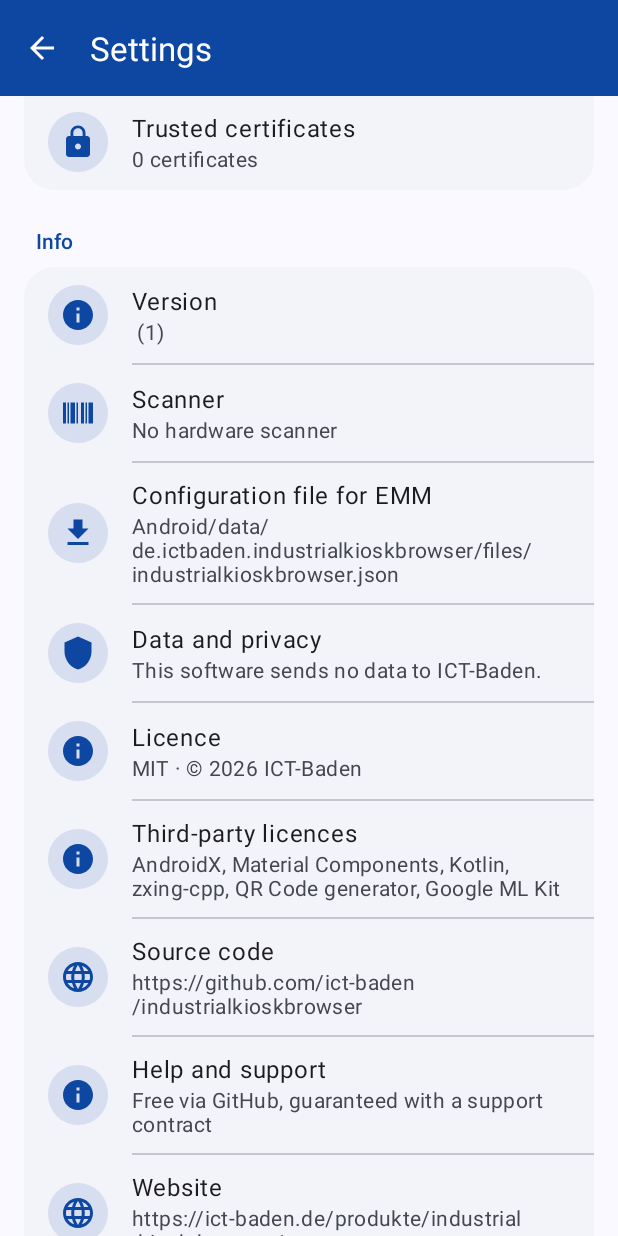
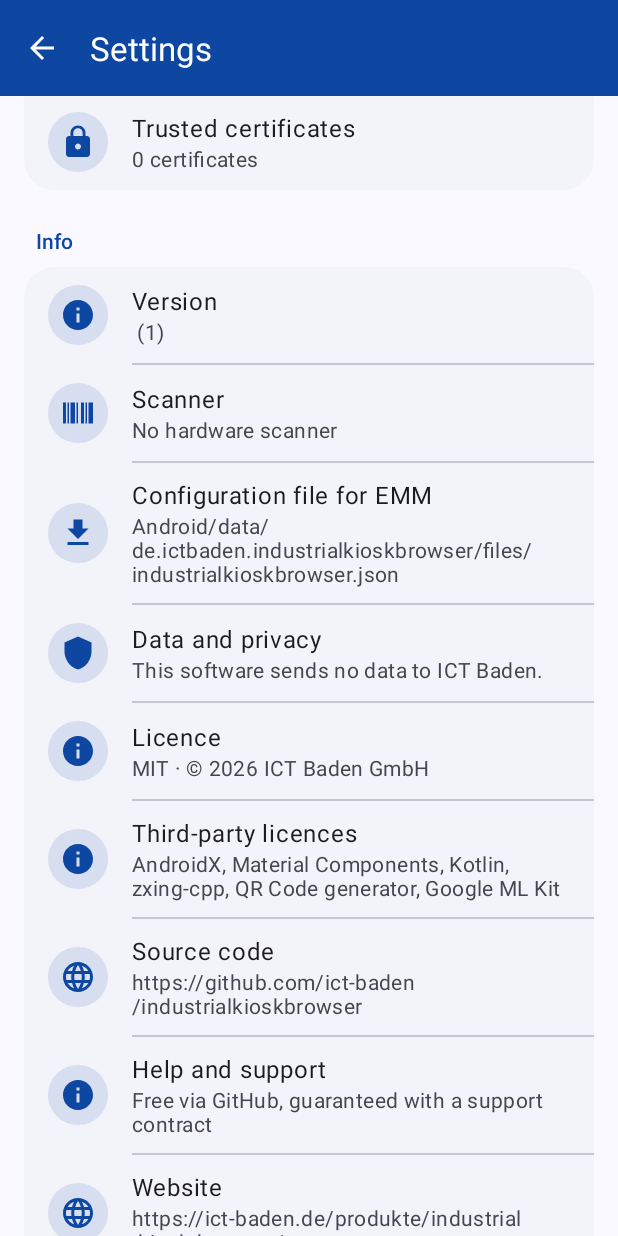
Before and after one commit to ict-baden/industrialkioskbrowser, an Android app: the AdminActivity screen opened directly, with no data from a screen before it, scrolled down 1064 dp, on a phone screen of 412 x 824 dp. Run offline under Robolectric (Android 15) with nearby library versions, the phone set to English and light mode, and no system bars; libraries missing offline, so code that uses them is left out: androidx.camera.core, androidx.camera.lifecycle, androidx.camera.view, com.google.mlkit.vision.

Commit message:
Doku: Firmierung und Meldeweg angeglichen, Hinweis auf ML Kit im README
- Firmierung: LICENSE „Copyright (c) 2026 ICT Baden GmbH“; README, SUPPORT.md, docs,
  Store-Texte (fastlane, fünf Sprachen) und Info-Bereich der App (about_privacy_summary in allen
  fünf Sprachdateien, about_licence_summary) schreiben „ICT Baden“ ohne Bindestrich. Paketname,
  Application-ID und andere technische Kennungen bleiben.
- SECURITY.md: Meldeweg security@ict-baden.de mit Verweis auf https://ict-baden.de/sicherheit/;
  Sicherheitsupdates für die vorherige Hauptversion bis zwölf Monate nach Erscheinen der
  Nachfolgerin für Kunden mit Supportvertrag, wie auf der Website.
- README, Limitations: Die Texterkennung nutzt Google ML Kit (nicht quelloffen, kann anonyme
  Nutzungsstatistik an Google senden, je Profil abschaltbar), mit Verweis auf
  docs/data-and-privacy.md.
- CLAUDE.md: Verweise auf interne, nicht öffentliche Repos entfernt.

Nur Texte, kein Code. Workflows und Dependabot-Konfiguration unverändert. Kein CHANGELOG-Eintrag:
Alle offenen Fix-PRs fügen unter „Unreleased“ ein, ein weiterer Eintrag dort stünde mit jedem im
Konflikt; der Eintrag kommt beim Pflegen des Abschnitts vor dem nächsten Release dazu.

Signed-off-by: gear1900 <57481505+gear1900@users.noreply.github.com>
Co-Authored-By: Claude Fable 5.2 <noreply@anthropic.com>

```diff
--- a/app/src/main/res/values/strings.xml
+++ b/app/src/main/res/values/strings.xml
@@ -171,9 +171,9 @@
 
     <!-- About (richtlinien/07) -->
     <string name="about_privacy">Data and privacy</string>
-    <string name="about_privacy_summary">This software sends no data to ICT-Baden.</string>
+    <string name="about_privacy_summary">This software sends no data to ICT Baden.</string>
     <string name="about_licence">Licence</string>
-    <string name="about_licence_summary" translatable="false">MIT · © 2026 ICT-Baden</string>
+    <string name="about_licence_summary" translatable="false">MIT · © 2026 ICT Baden GmbH</string>
     <string name="about_third_party">Third-party licences</string>
     <string name="about_source">Source code</string>
     <string name="about_support">Help and support</string>
```
Also changed, not shown: 18 other files.
